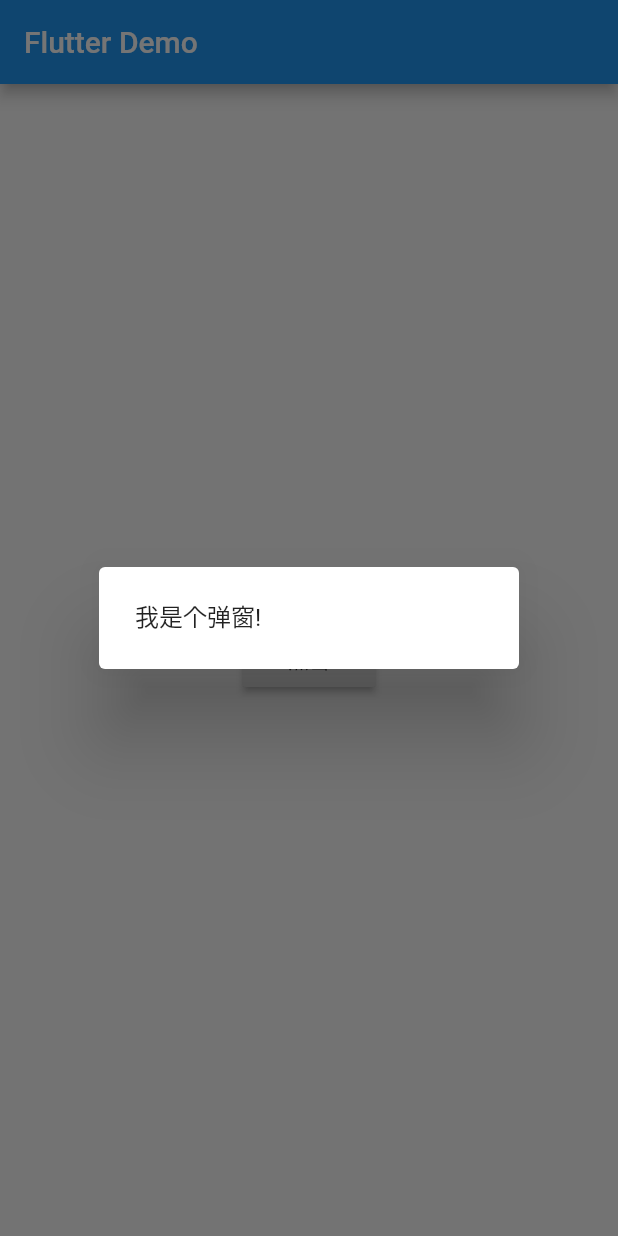
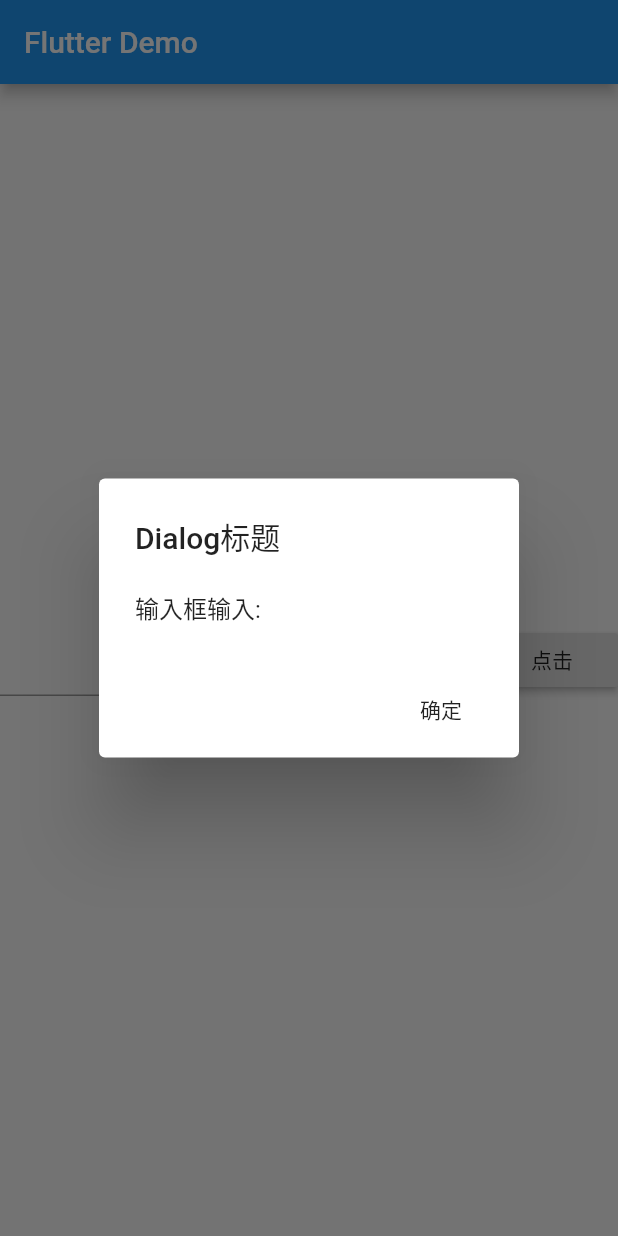
Before and after one commit to changer0/FlutterDemo, a Flutter app: the screen it shows after launch, after a tap on "点击", on a phone screen of 412 x 824 dp. Run offline on Flutter 3.47's test engine with Material 2 defaults, Android fonts, the phone set to English and light mode, and no system bars.

Commit message:
学习基本控件

```diff
--- /dev/null
+++ b/lib/emaple2.dart
@@ -0,0 +1,111 @@
+import 'package:flutter/material.dart';
+
+/// 基础控件
+///Widget 分为两种
+///一种是无状态的，叫 StatelessWidget，它只能用来展示信息，不能有动作（用户交互）；
+///另一种是有状态的，叫 StatefulWidget，这种 Widget 可以通过改变状态使得 UI 发生变化，它可以包含用户交互。
+///[注]
+///stateless widget 整个生命周期里都不会改变，所以 build 方法只会执行一次。
+///而 stateful widget 只要状态改变，就会调用 build 方法重新创建 UI。
+class TestWidget extends StatelessWidget {
+  @override
+  Widget build(BuildContext context) {
+    return MessageForm();
+  }
+}
+
+/// 文本
+class TextWidget extends StatelessWidget {
+  @override
+  Widget build(BuildContext context) {
+    return Text(
+      "Put your text here",
+      style: TextStyle(
+          color: Colors.blue, fontSize: 16.0, fontWeight: FontWeight.bold),
+    );
+  }
+}
+
+/// 图片
+/// Image.asset(name);
+/// Image.file(file);
+/// Image.memory(bytes);
+/// Image.network(src);
+
+class ImageWidget extends StatelessWidget {
+  @override
+  Widget build(BuildContext context) {
+    return Image.network(
+      "https://upload-images.jianshu.io/upload_images/3118842-7b076bf4f2dd0f92.jpg?imageMogr2/auto-orient/strip%7CimageView2/2/w/1240"
+    );
+  }
+}
+
+/// 按钮
+/// FlatButton 和 RaisedButton
+class TestButtonWidget extends StatelessWidget {
+  @override
+  Widget build(BuildContext context) {
+    var flatBtn = FlatButton(
+      onPressed: () => print('FlatButton pressed 点击'),
+      child: Text('BUTTON'), //它可以接受任意的 Widget
+    );
+    var raisedButton = RaisedButton(
+      onPressed: () => print('RaisedButton pressed 点击'),
+      child: Text('BUTTON'), //它可以接受任意的 Widget
+    );
+    return flatBtn;
+  }
+}
+
+/// 文本输入框 / 弹窗
+class MessageForm extends StatefulWidget {
+  @override
+  State<StatefulWidget> createState() {
+    return _MessageForm();
+  }
+}
+class _MessageForm extends State<MessageForm> {
+  //通过controller获取输入的内容
+  var editController = TextEditingController();
+  @override
+  Widget build(BuildContext context) {
+    return Row(
+      children: <Widget>[
+        Expanded(
+          child: TextField(
+            controller: editController,
+          ),
+        ),
+        RaisedButton(
+          child: Text("点击"),
+          onPressed: () {
+            showDialog(
+              context: context,
+              builder: (_) {
+                return AlertDialog(
+                  title: Text("Dialog标题"),
+                  content: Text("输入框输入:  ${editController.text}"),
+                  //actions 设置 dialog 的按钮
+                  actions: <Widget>[
+                    FlatButton(
+                      child: Text("确定"),
+                      onPressed: ()=>  Navigator.pop(context),
+                    ),
+                  ],
+                );
+              }
+            );
+          },
+        )
+
+      ],
+    );
+  }
+  @override
+  void dispose() {
+    super.dispose();
+    // 手动调用 controller 的 dispose 方法以释放资源
+    editController.dispose();
+  }
+}
--- a/lib/main.dart
+++ b/lib/main.dart
@@ -1,4 +1,5 @@
 import 'package:flutter/material.dart';
+import 'package:flutter_app/emaple2.dart';
 
 void main() {
   runApp(MyApp());
@@ -25,7 +26,7 @@ class MyApp extends StatelessWidget {
         // 我们知道，Flutter 里所有的东西都是 widget。为了把按钮放在屏幕的中间，
         // 这里使用了 Center（它是一个 widget）。
         body: Center(
-          child: RollingButton(),
+          child: TestWidget(),
         ),
       ),
     );
@@ -33,41 +34,3 @@ class MyApp extends StatelessWidget {
 
 
 }
-
-class RollingButton extends StatefulWidget {
-  // StatefulWidget 需要实现这个方法，返回一个 State
-  @override
-  State<StatefulWidget> createState() {
-    return _RollingButton();
-  }
-}
-
-class _RollingButton extends State<RollingButton> {
-
-  @override
-  Widget build(BuildContext context) {
-    return RaisedButton(
-      child: Text("点击"),
-      onPressed: _onPressed,
-
-    );
-  }
-  // context 这里使用的是 MyApp.build 的参数
-  void _onPressed() {
-    //打 log 可以使用 Dart 提供的 print，但在日志比较多的时候，print 的输出可能会被 Android 丢弃，
-    // 这个时候 debugPrint 会是更好的选择。
-    // 对应的日志信息可以在 Dart Console 里查看（View -> Tool Windows -> Run 或者 Mac 上使用 Command+4 打开）。
-    debugPrint('点击调用了');
-
-    showDialog(
-        context: context,
-        // 第一个 context 是参数名，第二个 context 是 State 的成员变量
-        builder: (_) {
-          return AlertDialog(
-            content: Text("我是个弹窗!"),
-          );
-        }
-    );
-  }
-
-}
```
Also changed, not shown: lib/emaple1.dart (added, +41 -0 lines).
